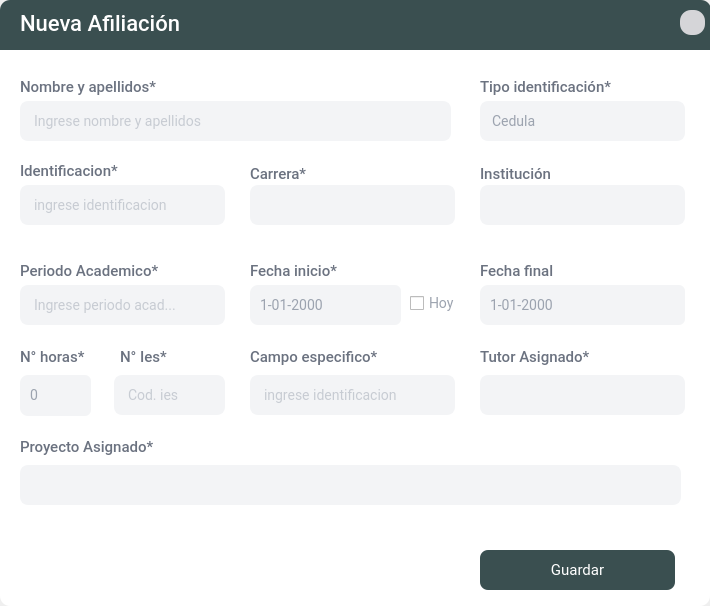
This is App/source/ui_files/vinculacion_nuevo.ui in Bailon18/Vinculacion-desktop-python as Qt 5 draws it before an edit. The edited form follows.
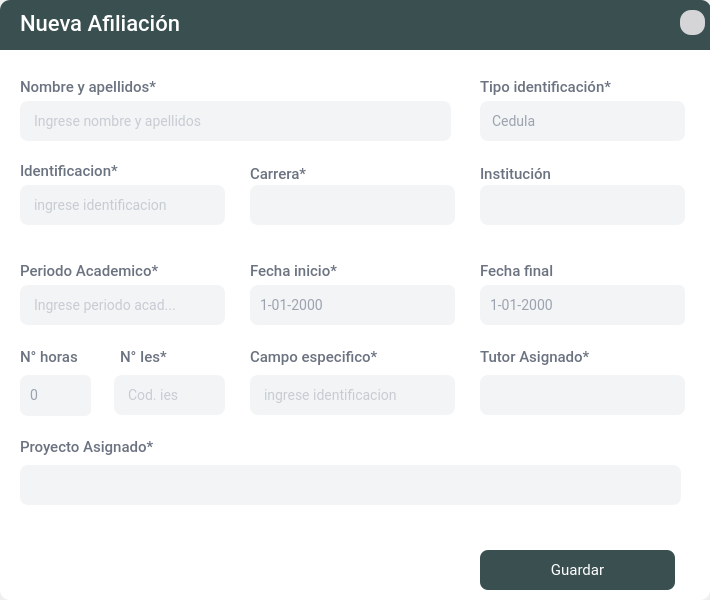
This is the edited form. Icons and pictures are not drawn.

The edit to the form file:
```diff
--- a/App/source/ui_files/vinculacion_nuevo.ui
+++ b/App/source/ui_files/vinculacion_nuevo.ui
@@ -7,19 +7,19 @@
     <x>0</x>
     <y>0</y>
     <width>710</width>
-    <height>606</height>
+    <height>600</height>
    </rect>
   </property>
   <property name="minimumSize">
    <size>
     <width>600</width>
-    <height>500</height>
+    <height>600</height>
    </size>
   </property>
   <property name="maximumSize">
    <size>
-    <width>800</width>
-    <height>800</height>
+    <width>710</width>
+    <height>606</height>
    </size>
   </property>
   <property name="windowTitle">
@@ -246,6 +246,42 @@
 }
 
 
+QDateEdit{
+font-family: Roboto;
+font-style: normal;
+font-weight: normal;
+font-size: 14px;
+letter-spacing: 0.02em;
+background: #F3F4F6;
+color:#9CA3AF;
+padding:8px;
+border-radius:8px; }
+
+QDateEdit::up-button {
+min-width: 25px; min-height: 12px; background-color: #F3F4F6; 
+border-radius: 6px;}
+
+QDateEdit::down-button {
+min-width: 25px; min-height: 12px; background-color: #F3F4F6; 
+border-radius: 6px;}
+
+QDateEdit::up-arrow{
+	image: url(:/menu/contraerarriba.png);
+     width: 11px;
+     height: 11px;
+}
+
+QDateEdit::down-arrow{
+	image: url(:/menu/contraerabajo.png);
+     width: 11px;
+     height: 11px;}
+
+QDateEdit::focus{
+background: #FFFFFF;
+border: 2px solid #344647;
+border-radius: 8px;
+}
+
 
 </string>
       </property>
@@ -268,7 +304,7 @@
         <string notr="true"/>
        </property>
        <property name="text">
-        <string>N° horas*</string>
+        <string>N° horas</string>
        </property>
        <property name="alignment">
         <set>Qt::AlignBottom|Qt::AlignLeading|Qt::AlignLeft</set>
@@ -374,7 +410,7 @@
         <rect>
          <x>240</x>
          <y>220</y>
-         <width>151</width>
+         <width>205</width>
          <height>40</height>
         </rect>
        </property>
@@ -382,42 +418,7 @@
         <cursorShape>PointingHandCursor</cursorShape>
        </property>
        <property name="styleSheet">
-        <string notr="true">/*SPINBOX*/
-QDateEdit{
-font-family: Roboto;
-font-style: normal;
-font-weight: normal;
-font-size: 14px;
-letter-spacing: 0.02em;
-background: #F3F4F6;
-color:#9CA3AF;
-padding:8px;
-border-radius:8px; }
-
-QDateEdit::up-button {
-min-width: 25px; min-height: 12px; background-color: #F3F4F6; 
-border-radius: 6px;}
-
-QDateEdit::down-button {
-min-width: 25px; min-height: 12px; background-color: #F3F4F6; 
-border-radius: 6px;}
-
-QDateEdit::up-arrow{
-	image: url(:/prefijoNuevo/comDownP.png);
-     width: 9px;
-     height: 9px;
-}
-
-QDateEdit::down-arrow{
-	image:url(:/prefijoNuevo/comUpP.png);
-     width: 9px;
-     height: 9px;}
-
-QDateEdit::focus{
-background: #FFFFFF;
-border: 2px solid #526974;
-border-radius: 8px;
-}</string>
+        <string notr="true"/>
        </property>
        <property name="displayFormat">
         <string>d-MM-yyyy</string>
@@ -426,22 +427,6 @@
         <bool>false</bool>
        </property>
       </widget>
-      <widget class="QCheckBox" name="check_fecha">
-       <property name="enabled">
-        <bool>true</bool>
-       </property>
-       <property name="geometry">
-        <rect>
-         <x>400</x>
-         <y>230</y>
-         <width>61</width>
-         <height>17</height>
-        </rect>
-       </property>
-       <property name="text">
-        <string>Hoy</string>
-       </property>
-      </widget>
       <widget class="QLabel" name="lbl9_2">
        <property name="geometry">
         <rect>
@@ -1014,7 +999,7 @@
         <rect>
          <x>20</x>
          <y>10</y>
-         <width>301</width>
+         <width>501</width>
          <height>27</height>
         </rect>
        </property>
```
Left out of the diff: 46 changed lines with no effect on the pictures.
